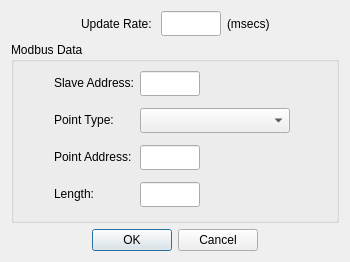
Old version of the form omodsim/dialogs/dialogdisplaydefinition.ui in the repository sanny32/OpenModSim.
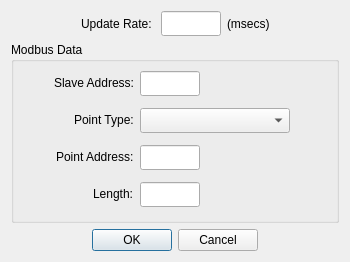
New version of the form. Custom widgets are drawn as their Qt base class.

```diff
--- a/omodsim/dialogs/dialogdisplaydefinition.ui
+++ b/omodsim/dialogs/dialogdisplaydefinition.ui
@@ -92,6 +92,9 @@
       <string>Modbus Data</string>
      </property>
      <layout class="QFormLayout" name="formLayout">
+      <property name="labelAlignment">
+       <set>Qt::AlignRight|Qt::AlignTrailing|Qt::AlignVCenter</set>
+      </property>
       <property name="verticalSpacing">
        <number>12</number>
       </property>
```
